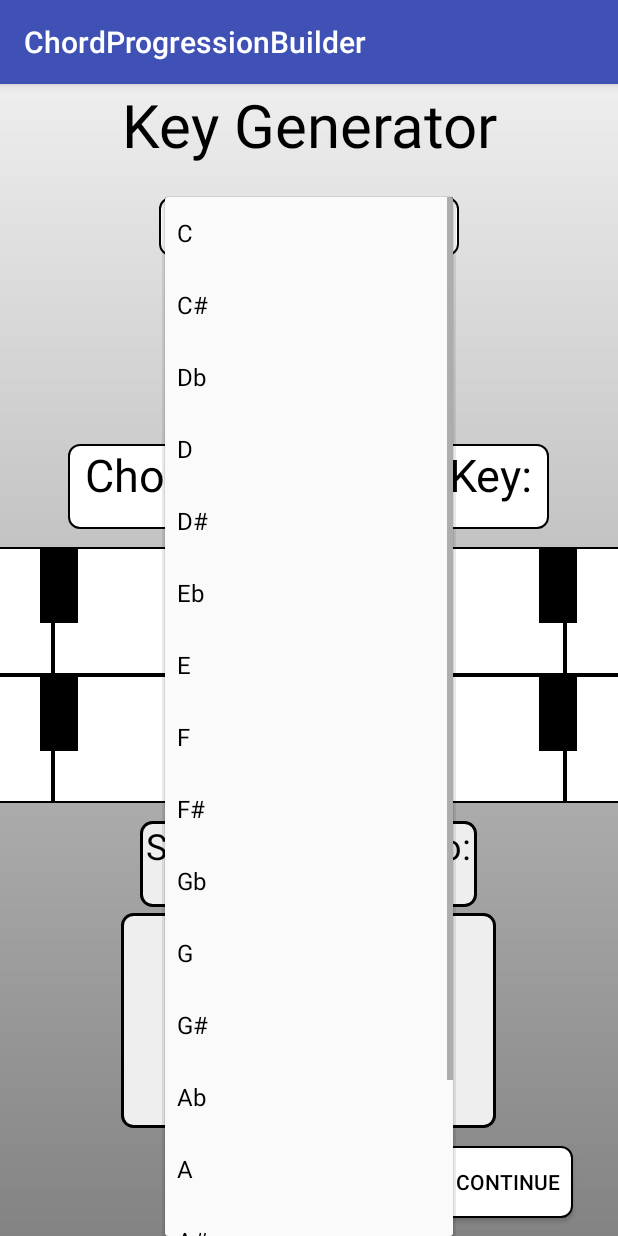
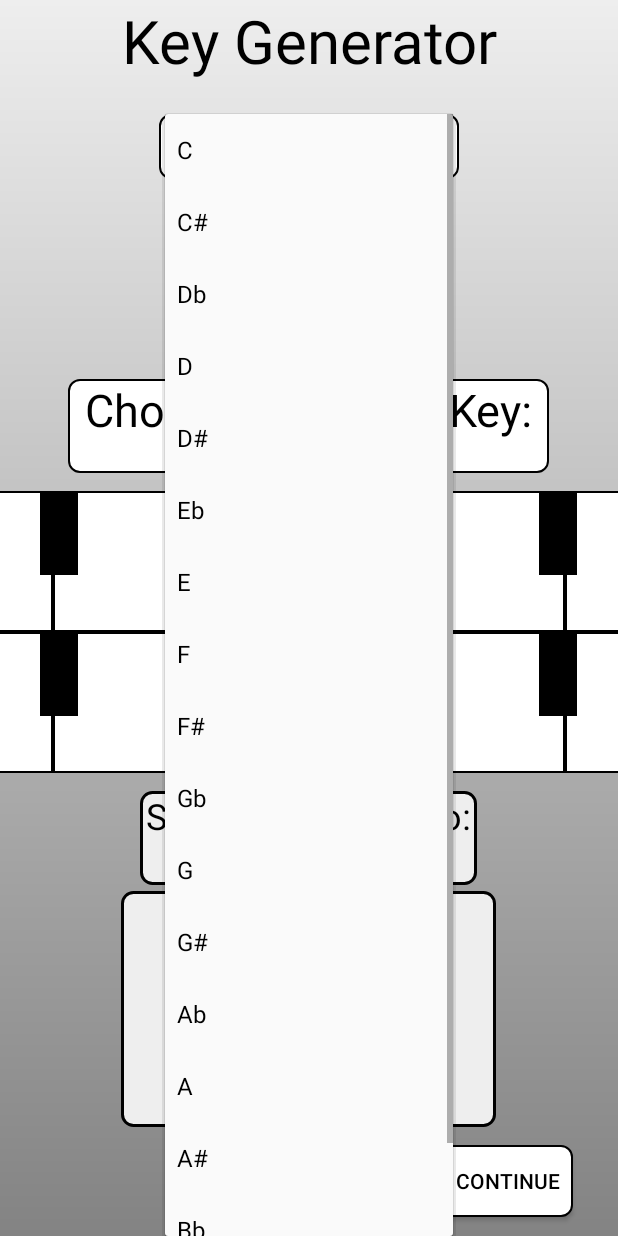
Before and after one commit to taylorm0807/PocketProgressions, an Android app: the screen it shows after launch (MainActivity), after a tap on an icon or button, on a phone screen of 412 x 824 dp. Run offline under Robolectric (Android 15) with nearby library versions, the phone set to English and light mode, and no system bars.

Commit message:
Began Implementing the SideNav
Fixed various bugs as well

```diff
--- a/app/src/main/res/layout/activity_main.xml
+++ b/app/src/main/res/layout/activity_main.xml
@@ -1,6 +1,25 @@
 <?xml version="1.0" encoding="utf-8"?>
+<!--<android.support.v4.widget.DrawerLayout  xmlns:android="http://schemas.android.com/apk/res/android"-->
+    <!--xmlns:tools="http://schemas.android.com/tools"-->
+    <!--xmlns:app="http://schemas.android.com/apk/res-auto"-->
+    <!--android:id="@+id/activity_main"-->
+    <!--android:layout_width="match_parent"-->
+    <!--android:layout_height="match_parent"-->
+    <!--&gt;-->
+
+    <!--<android.support.design.widget.NavigationView-->
+        <!--android:layout_width="wrap_content"-->
+        <!--android:layout_height="match_parent"-->
+        <!--app:menu="@menu/navigation_menu"-->
+        <!--android:layout_gravity="start"-->
+        <!--app:headerLayout="@layout/nav_header"-->
+        <!--android:id="@+id/nv">-->
+
+    <!--</android.support.design.widget.NavigationView>-->
+
 <LinearLayout xmlns:android="http://schemas.android.com/apk/res/android"
     xmlns:tools="http://schemas.android.com/tools"
+    xmlns:app="http://schemas.android.com/apk/res-auto"
     android:layout_width="match_parent"
     android:layout_height="match_parent"
     android:background="@drawable/background"
@@ -473,3 +492,4 @@
         android:background="@drawable/card"
         android:text="@string/next_page" />
 </LinearLayout>
+<!--</android.support.v4.widget.DrawerLayout>-->
--- /dev/null
+++ b/app/src/main/res/menu/navigation_menu.xml
@@ -0,0 +1,11 @@
+<?xml version="1.0" encoding="utf-8"?>
+<menu xmlns:android="http://schemas.android.com/apk/res/android">
+
+    <item android:id="@+id/account"
+        android:title="My Account"/>
+    <item android:id="@+id/settings"
+        android:title="Settings"/>
+    <item android:id="@+id/mycart"
+        android:title="My Cart"/>
+
+</menu>
--- a/app/src/main/res/values/strings.xml
+++ b/app/src/main/res/values/strings.xml
@@ -10,6 +10,8 @@
     <string name="common_progressions">Common Progressions:</string>
     <string name="custom_progressions">Custom Progression:</string>
     <string name="customize_chord">Customize Chord</string>
+    <string name="Open">Open</string>
+    <string name="Close">Close</string>
 
 
     <string-array name="keys">
--- a/app/src/main/res/values/styles.xml
+++ b/app/src/main/res/values/styles.xml
@@ -1,7 +1,7 @@
 <resources>
 
     <!-- Base application theme. -->
-    <style name="AppTheme" parent="Theme.AppCompat.Light.DarkActionBar">
+    <style name="AppTheme" parent="Theme.AppCompat.Light.NoActionBar">
         <!-- Customize your theme here. -->
         <item name="colorPrimary">@color/colorPrimary</item>
         <item name="colorPrimaryDark">@color/colorPrimaryDark</item>
```
Also changed, not shown: app/src/main/res/layout/nav_header.xml (added, +16 -0 lines).
